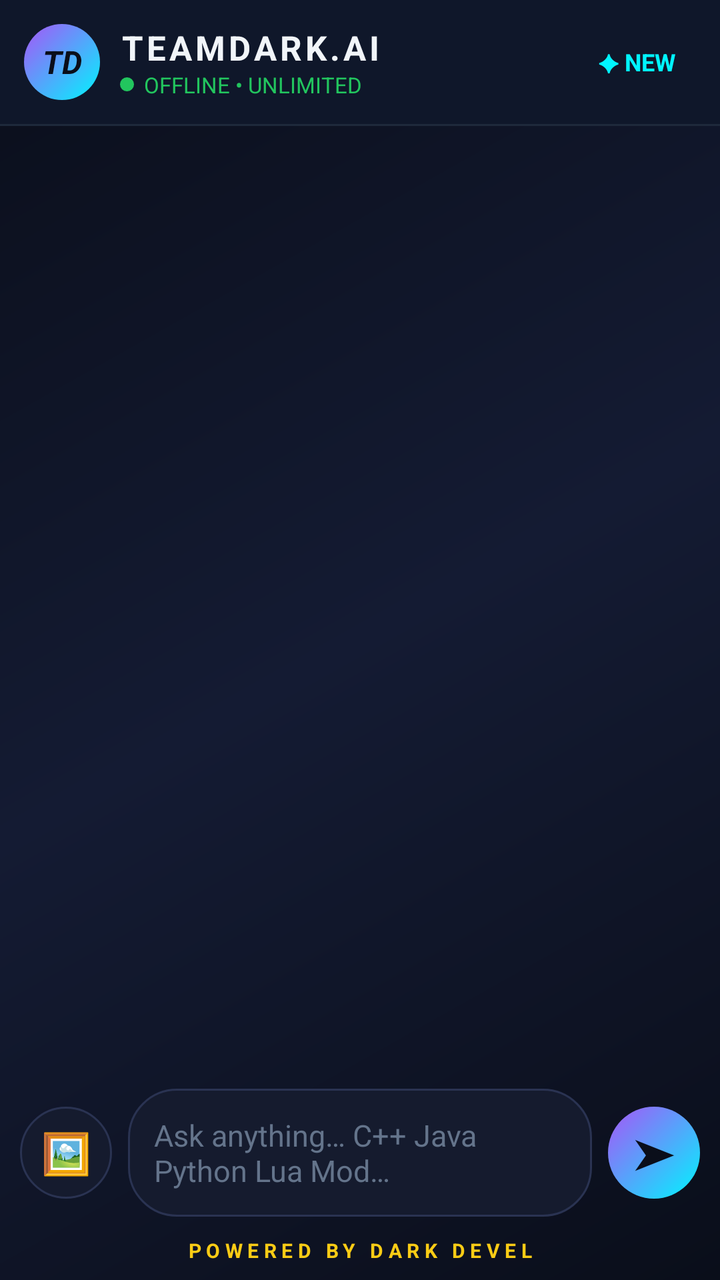
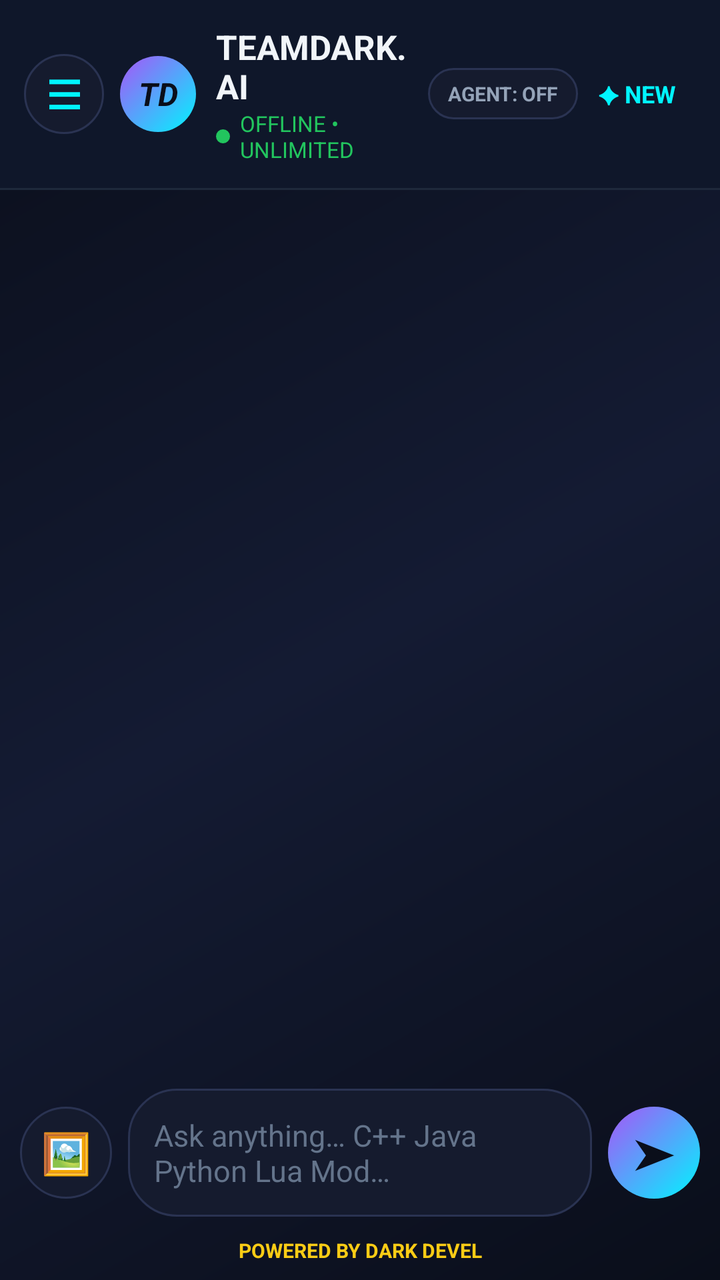

Before-and-after screenshots of an Android layout around one commit, followed by the original layout XML and the change that was made.
<!-- AndroidManifest.xml: application theme Theme.TeamDarkAI -->
<!-- res/layout/activity_main.xml -->
<?xml version="1.0" encoding="utf-8"?>
<LinearLayout xmlns:android="http://schemas.android.com/apk/res/android"
    android:layout_width="match_parent"
    android:layout_height="match_parent"
    android:background="@drawable/bg_main"
    android:orientation="vertical">

    
    <LinearLayout
        android:layout_width="match_parent"
        android:layout_height="wrap_content"
        android:gravity="center_vertical"
        android:orientation="horizontal"
        android:padding="12dp"
        android:background="#0F172A">

        <TextView
            android:layout_width="38dp"
            android:layout_height="38dp"
            android:gravity="center"
            android:text="TD"
            android:textStyle="bold|italic"
            android:textSize="16sp"
            android:textColor="#0A0E1A"
            android:background="@drawable/btn_send" />

        <LinearLayout
            android:layout_width="0dp"
            android:layout_height="wrap_content"
            android:layout_weight="1"
            android:layout_marginStart="10dp"
            android:orientation="vertical">

            <TextView
                android:layout_width="wrap_content"
                android:layout_height="wrap_content"
                android:text="TEAMDARK.AI"
                android:textStyle="bold"
                android:textSize="17sp"
                android:textColor="#F1F5F9"
                android:letterSpacing="0.1" />

            <LinearLayout
                android:layout_width="wrap_content"
                android:layout_height="wrap_content"
                android:gravity="center_vertical"
                android:orientation="horizontal">

                <View
                    android:layout_width="7dp"
                    android:layout_height="7dp"
                    android:background="@drawable/dot_online" />

                <TextView
                    android:layout_width="wrap_content"
                    android:layout_height="wrap_content"
                    android:layout_marginStart="5dp"
                    android:text="OFFLINE • UNLIMITED"
                    android:textSize="11sp"
                    android:textColor="#22C55E" />
            </LinearLayout>
        </LinearLayout>

        <TextView
            android:id="@+id/btnClear"
            android:layout_width="wrap_content"
            android:layout_height="wrap_content"
            android:padding="10dp"
            android:text="✦ NEW"
            android:textSize="12sp"
            android:textStyle="bold"
            android:textColor="#00F5FF" />
    </LinearLayout>

    <View
        android:layout_width="match_parent"
        android:layout_height="1dp"
        android:background="#1E293B" />

    
    <HorizontalScrollView
        android:layout_width="match_parent"
        android:layout_height="wrap_content"
        android:paddingTop="8dp"
        android:paddingBottom="4dp"
        android:scrollbars="none">

        <LinearLayout
            android:id="@+id/chipRow"
            android:layout_width="wrap_content"
            android:layout_height="wrap_content"
            android:orientation="horizontal"
            android:paddingStart="12dp"
            android:paddingEnd="12dp" />
    </HorizontalScrollView>

    
    <androidx.recyclerview.widget.RecyclerView
        android:id="@+id/recycler"
        android:layout_width="match_parent"
        android:layout_height="0dp"
        android:layout_weight="1"
        android:clipToPadding="false"
        android:padding="12dp" />

    
    <LinearLayout
        android:id="@+id/previewBox"
        android:layout_width="match_parent"
        android:layout_height="wrap_content"
        android:visibility="gone"
        android:gravity="center_vertical"
        android:orientation="horizontal"
        android:paddingStart="12dp"
        android:paddingEnd="12dp"
        android:paddingBottom="6dp">

        <ImageView
            android:id="@+id/previewImg"
            android:layout_width="56dp"
            android:layout_height="56dp"
            android:scaleType="centerCrop"
            android:background="@drawable/bg_input" />

        <TextView
            android:layout_width="0dp"
            android:layout_height="wrap_content"
            android:layout_weight="1"
            android:layout_marginStart="8dp"
            android:text="Photo attached — send ke sath AI ko jayegi"
            android:textSize="12sp"
            android:textColor="#94A3B8" />

        <TextView
            android:id="@+id/btnRemoveImg"
            android:layout_width="wrap_content"
            android:layout_height="wrap_content"
            android:padding="10dp"
            android:text="✕"
            android:textSize="16sp"
            android:textColor="#EC4899" />
    </LinearLayout>

    
    <LinearLayout
        android:layout_width="match_parent"
        android:layout_height="wrap_content"
        android:gravity="center_vertical"
        android:orientation="horizontal"
        android:padding="10dp">

        <TextView
            android:id="@+id/btnGallery"
            android:layout_width="46dp"
            android:layout_height="46dp"
            android:gravity="center"
            android:text="🖼"
            android:textSize="20sp"
            android:background="@drawable/bg_input"
            android:textColor="#F1F5F9" />

        <EditText
            android:id="@+id/input"
            android:layout_width="0dp"
            android:layout_height="wrap_content"
            android:layout_weight="1"
            android:layout_marginStart="8dp"
            android:layout_marginEnd="8dp"
            android:background="@drawable/bg_input"
            android:hint="@string/hint_type"
            android:textColor="#F1F5F9"
            android:textColorHint="#64748B"
            android:padding="13dp"
            android:textSize="15sp"
            android:maxLines="5"
            android:inputType="textMultiLine|textCapSentences" />

        <TextView
            android:id="@+id/btnSend"
            android:layout_width="46dp"
            android:layout_height="46dp"
            android:gravity="center"
            android:text="➤"
            android:textSize="20sp"
            android:textStyle="bold"
            android:textColor="#0A0E1A"
            android:background="@drawable/btn_send" />
    </LinearLayout>

    <TextView
        android:layout_width="match_parent"
        android:layout_height="wrap_content"
        android:gravity="center"
        android:paddingBottom="8dp"
        android:text="POWERED BY DARK DEVEL"
        android:textSize="10sp"
        android:textStyle="bold"
        android:textColor="#FACC15"
        android:letterSpacing="0.25" />
</LinearLayout>
<!-- resources referenced by this layout -->
<resources>
  <!-- drawable bg_input (drawable) -->
  <?xml version="1.0" encoding="utf-8"?>
  <shape xmlns:android="http://schemas.android.com/apk/res/android" android:shape="rectangle">
      <solid android:color="#151B2E" />
      <corners android:radius="24dp" />
      <stroke android:width="1dp" android:color="#2A3352" />
  </shape>
  <!-- drawable bg_main (drawable) -->
  <?xml version="1.0" encoding="utf-8"?>
  <shape xmlns:android="http://schemas.android.com/apk/res/android" android:shape="rectangle">
      <gradient android:angle="135" android:startColor="#0A0E1A" android:centerColor="#141B33" android:endColor="#0A0E1A" android:type="linear" />
  </shape>
  <!-- drawable btn_send (drawable) -->
  <?xml version="1.0" encoding="utf-8"?>
  <shape xmlns:android="http://schemas.android.com/apk/res/android" android:shape="oval">
      <gradient android:angle="135" android:startColor="#00F5FF" android:endColor="#A855F7" android:type="linear" />
  </shape>
  <!-- drawable dot_online (drawable) -->
  <?xml version="1.0" encoding="utf-8"?>
  <shape xmlns:android="http://schemas.android.com/apk/res/android" android:shape="oval">
      <solid android:color="#22C55E" />
  </shape>
  <string name="hint_type">Ask anything… C++ Java Python Lua Mod…</string>
  <style name="Theme.TeamDarkAI" parent="Theme.MaterialComponents.DayNight.NoActionBar">
          <item name="colorPrimary">@color/neon_cyan</item>
          <item name="colorPrimaryVariant">@color/neon_purple</item>
          <item name="colorOnPrimary">@color/bg_deep</item>
          <item name="android:colorBackground">@color/bg_deep</item>
          <item name="colorSurface">@color/bg_card</item>
          <item name="colorOnSurface">@color/text_main</item>
          <item name="android:textColorPrimary">@color/text_main</item>
          <item name="android:textColorSecondary">@color/text_dim</item>
          <item name="android:windowBackground">@color/bg_deep</item>
          <item name="android:statusBarColor">@color/bg_deep</item>
          <item name="android:navigationBarColor">@color/bg_deep</item>
      </style>
  <color name="neon_cyan">#00F5FF</color>
  <color name="neon_purple">#A855F7</color>
  <color name="bg_deep">#0A0E1A</color>
  <color name="bg_card">#151B2E</color>
  <color name="text_main">#F1F5F9</color>
  <color name="text_dim">#94A3B8</color>
</resources>

<!-- the commit's change to res/layout/activity_main.xml (unified diff, before → after) -->
@@ -1,200 +1,285 @@
+<?xml version="1.0" encoding="utf-8"?>
+<androidx.drawerlayout.widget.DrawerLayout xmlns:android="http://schemas.android.com/apk/res/android"
+    xmlns:app="http://schemas.android.com/apk/res-auto"
+    android:id="@+id/drawer"
+    android:layout_width="match_parent"
+    android:layout_height="match_parent"
+    android:background="@drawable/bg_main">
+
+    
+    <LinearLayout
+        android:layout_width="match_parent"
+        android:layout_height="match_parent"
+        android:orientation="vertical">
+
+        <LinearLayout
+            android:layout_width="match_parent"
+            android:layout_height="wrap_content"
+            android:gravity="center_vertical"
+            android:orientation="horizontal"
+            android:padding="12dp"
+            android:background="#0F172A">
+
+            <TextView
+                android:id="@+id/btnMenu"
+                android:layout_width="40dp"
+                android:layout_height="40dp"
+                android:gravity="center"
+                android:text="☰"
+                android:textSize="20sp"
+                android:textStyle="bold"
+                android:textColor="#00F5FF"
+                android:background="@drawable/bg_input" />
+
+            <TextView
+                android:layout_width="38dp"
+                android:layout_height="38dp"
+                android:layout_marginStart="8dp"
+                android:gravity="center"
+                android:text="TD"
+                android:textStyle="bold|italic"
+                android:textSize="16sp"
+                android:textColor="#0A0E1A"
+                android:background="@drawable/btn_send" />
+
+            <LinearLayout
+                android:layout_width="0dp"
+                android:layout_height="wrap_content"
+                android:layout_weight="1"
+                android:layout_marginStart="10dp"
+                android:orientation="vertical">
+
+                <TextView
+                    android:layout_width="wrap_content"
+                    android:layout_height="wrap_content"
+                    android:text="TEAMDARK.AI"
+                    android:textStyle="bold"
+                    android:textSize="17sp"
+                    android:textColor="#F1F5F9" />
+
+                <LinearLayout
+                    android:layout_width="wrap_content"
+                    android:layout_height="wrap_content"
+                    android:gravity="center_vertical"
+                    android:orientation="horizontal">
+
+                    <View
+                        android:layout_width="7dp"
+                        android:layout_height="7dp"
+                        android:background="@drawable/dot_online" />
+
+                    <TextView
+                        android:id="@+id/statusLine"
+                        android:layout_width="wrap_content"
+                        android:layout_height="wrap_content"
+                        android:layout_marginStart="5dp"
+                        android:text="OFFLINE • UNLIMITED"
+                        android:textSize="11sp"
+                        android:textColor="#22C55E" />
+                </LinearLayout>
+            </LinearLayout>
+
+            <TextView
+                android:id="@+id/agentBadge"
+                android:layout_width="wrap_content"
+                android:layout_height="wrap_content"
+                android:paddingStart="10dp"
+                android:paddingEnd="10dp"
+                android:paddingTop="6dp"
+                android:paddingBottom="6dp"
+                android:text="AGENT: OFF"
+                android:textSize="10sp"
+                android:textStyle="bold"
+                android:textColor="#94A3B8"
+                android:background="@drawable/bg_input" />
+
+            <TextView
+                android:id="@+id/btnClear"
+                android:layout_width="wrap_content"
+                android:layout_height="wrap_content"
+                android:padding="10dp"
+                android:text="✦ NEW"
+                android:textSize="12sp"
+                android:textStyle="bold"
+                android:textColor="#00F5FF" />
+        </LinearLayout>
+
+        <View
+            android:layout_width="match_parent"
+            android:layout_height="1dp"
+            android:background="#1E293B" />
+
+        <HorizontalScrollView
+            android:layout_width="match_parent"
+            android:layout_height="wrap_content"
+            android:paddingTop="8dp"
+            android:paddingBottom="4dp"
+            android:scrollbars="none">
+
+            <LinearLayout
+                android:id="@+id/chipRow"
+                android:layout_width="wrap_content"
+                android:layout_height="wrap_content"
+                android:orientation="horizontal"
+                android:paddingStart="12dp"
+                android:paddingEnd="12dp" />
+        </HorizontalScrollView>
+
+        <androidx.recyclerview.widget.RecyclerView
+            android:id="@+id/recycler"
+            android:layout_width="match_parent"
+            android:layout_height="0dp"
+            android:layout_weight="1"
+            android:clipToPadding="false"
+            android:padding="12dp" />
+
+        <LinearLayout
+            android:id="@+id/previewBox"
+            android:layout_width="match_parent"
+            android:layout_height="wrap_content"
+            android:visibility="gone"
+            android:gravity="center_vertical"
+            android:orientation="horizontal"
+            android:paddingStart="12dp"
+            android:paddingEnd="12dp"
+            android:paddingBottom="6dp">
+
+            <ImageView
+                android:id="@+id/previewImg"
+                android:layout_width="56dp"
+                android:layout_height="56dp"
+                android:scaleType="centerCrop"
+                android:background="@drawable/bg_input" />
+
+            <TextView
+                android:layout_width="0dp"
+                android:layout_height="wrap_content"
+                android:layout_weight="1"
+                android:layout_marginStart="8dp"
+                android:text="Photo attached — send ke sath AI ko jayegi"
+                android:textSize="12sp"
+                android:textColor="#94A3B8" />
+
+            <TextView
+                android:id="@+id/btnRemoveImg"
+                android:layout_width="wrap_content"
+                android:layout_height="wrap_content"
+                android:padding="10dp"
+                android:text="✕"
+                android:textSize="16sp"
+                android:textColor="#EC4899" />
+        </LinearLayout>
+
+        <LinearLayout
+            android:layout_width="match_parent"
+            android:layout_height="wrap_content"
+            android:gravity="center_vertical"
+            android:orientation="horizontal"
+            android:padding="10dp">
+
+            <TextView
+                android:id="@+id/btnGallery"
+                android:layout_width="46dp"
+                android:layout_height="46dp"
+                android:gravity="center"
+                android:text="🖼"
+                android:textSize="20sp"
+                android:background="@drawable/bg_input"
+                android:textColor="#F1F5F9" />
+
+            <EditText
+                android:id="@+id/input"
+                android:layout_width="0dp"
+                android:layout_height="wrap_content"
+                android:layout_weight="1"
+                android:layout_marginStart="8dp"
+                android:layout_marginEnd="8dp"
+                android:background="@drawable/bg_input"
+                android:hint="Ask anything… C++ Java Python Lua Mod…"
+                android:textColor="#F1F5F9"
+                android:textColorHint="#64748B"
+                android:padding="13dp"
+                android:textSize="15sp"
+                android:maxLines="5"
+                android:inputType="textMultiLine|textCapSentences" />
+
+            <TextView
+                android:id="@+id/btnSend"
+                android:layout_width="46dp"
+                android:layout_height="46dp"
+                android:gravity="center"
+                android:text="➤"
+                android:textSize="20sp"
+                android:textStyle="bold"
+                android:textColor="#0A0E1A"
+                android:background="@drawable/btn_send" />
+        </LinearLayout>
+
+        <TextView
+            android:layout_width="match_parent"
+            android:layout_height="wrap_content"
+            android:gravity="center"
+            android:paddingBottom="8dp"
+            android:text="POWERED BY DARK DEVEL"
+            android:textSize="10sp"
+            android:textStyle="bold"
+            android:textColor="#FACC15" />
+    </LinearLayout>
+
+    <com.google.android.material.navigation.NavigationView
+        android:id="@+id/navView"
+        android:layout_width="wrap_content"
+        android:layout_height="match_parent"
+        android:layout_gravity="start"
+        android:background="#0B1120"
+        app:headerLayout="@layout/nav_header"
+        app:menu="@menu/drawer_menu"
+        app:itemTextColor="#F1F5F9"
+        app:itemIconTint="#00F5FF" />
+</androidx.drawerlayout.widget.DrawerLayout>
+<!-- res/layout/nav_header.xml (included above) -->
 <?xml version="1.0" encoding="utf-8"?>
 <LinearLayout xmlns:android="http://schemas.android.com/apk/res/android"
     android:layout_width="match_parent"
-    android:layout_height="match_parent"
-    android:background="@drawable/bg_main"
-    android:orientation="vertical">
-
-    
-    <LinearLayout
-        android:layout_width="match_parent"
+    android:layout_height="wrap_content"
+    android:orientation="vertical"
+    android:padding="20dp"
+    android:background="#0F172A">
+
+    <TextView
+        android:layout_width="52dp"
+        android:layout_height="52dp"
+        android:gravity="center"
+        android:text="TD"
+        android:textStyle="bold|italic"
+        android:textSize="20sp"
+        android:textColor="#0A0E1A"
+        android:background="@drawable/btn_send" />
+
+    <TextView
+        android:layout_width="wrap_content"
         android:layout_height="wrap_content"
-        android:gravity="center_vertical"
-        android:orientation="horizontal"
-        android:padding="12dp"
-        android:background="#0F172A">
-
-        <TextView
-            android:layout_width="38dp"
-            android:layout_height="38dp"
-            android:gravity="center"
-            android:text="TD"
-            android:textStyle="bold|italic"
-            android:textSize="16sp"
-            android:textColor="#0A0E1A"
-            android:background="@drawable/btn_send" />
-
-        <LinearLayout
-            android:layout_width="0dp"
-            android:layout_height="wrap_content"
-            android:layout_weight="1"
-            android:layout_marginStart="10dp"
-            android:orientation="vertical">
-
-            <TextView
-                android:layout_width="wrap_content"
-                android:layout_height="wrap_content"
-                android:text="TEAMDARK.AI"
-                android:textStyle="bold"
-                android:textSize="17sp"
-                android:textColor="#F1F5F9"
-                android:letterSpacing="0.1" />
-
-            <LinearLayout
-                android:layout_width="wrap_content"
-                android:layout_height="wrap_content"
-                android:gravity="center_vertical"
-                android:orientation="horizontal">
-
-                <View
-                    android:layout_width="7dp"
-                    android:layout_height="7dp"
-                    android:background="@drawable/dot_online" />
-
-                <TextView
-                    android:layout_width="wrap_content"
-                    android:layout_height="wrap_content"
-                    android:layout_marginStart="5dp"
-                    android:text="OFFLINE • UNLIMITED"
-                    android:textSize="11sp"
-                    android:textColor="#22C55E" />
-            </LinearLayout>
-        </LinearLayout>
-
-        <TextView
-            android:id="@+id/btnClear"
-            android:layout_width="wrap_content"
-            android:layout_height="wrap_content"
-            android:padding="10dp"
-            android:text="✦ NEW"
-            android:textSize="12sp"
-            android:textStyle="bold"
-            android:textColor="#00F5FF" />
-    </LinearLayout>
-
-    <View
-        android:layout_width="match_parent"
-        android:layout_height="1dp"
-        android:background="#1E293B" />
-
-    
-    <HorizontalScrollView
-        android:layout_width="match_parent"
+        android:layout_marginTop="10dp"
+        android:text="TEAMDARK.AI"
+        android:textStyle="bold"
+        android:textSize="18sp"
+        android:textColor="#F1F5F9" />
+
+    <TextView
+        android:id="@+id/navStatus"
+        android:layout_width="wrap_content"
         android:layout_height="wrap_content"
-        android:paddingTop="8dp"
-        android:paddingBottom="4dp"
-        android:scrollbars="none">
-
-        <LinearLayout
-            android:id="@+id/chipRow"
-            android:layout_width="wrap_content"
-            android:layout_height="wrap_content"
-            android:orientation="horizontal"
-            android:paddingStart="12dp"
-            android:paddingEnd="12dp" />
-    </HorizontalScrollView>
-
-    
-    <androidx.recyclerview.widget.RecyclerView
-        android:id="@+id/recycler"
-        android:layout_width="match_parent"
-        android:layout_height="0dp"
-        android:layout_weight="1"
-        android:clipToPadding="false"
-        android:padding="12dp" />
-
-    
-    <LinearLayout
-        android:id="@+id/previewBox"
-        android:layout_width="match_parent"
+        android:layout_marginTop="4dp"
+        android:text="OFFLINE • FREE"
+        android:textSize="12sp"
+        android:textColor="#22C55E" />
+
+    <TextView
+        android:layout_width="wrap_content"
         android:layout_height="wrap_content"
-        android:visibility="gone"
-        android:gravity="center_vertical"
-        android:orientation="horizontal"
-        android:paddingStart="12dp"
-        android:paddingEnd="12dp"
-        android:paddingBottom="6dp">
-
-        <ImageView
-            android:id="@+id/previewImg"
-            android:layout_width="56dp"
-            android:layout_height="56dp"
-            android:scaleType="centerCrop"
-            android:background="@drawable/bg_input" />
-
-        <TextView
-            android:layout_width="0dp"
-            android:layout_height="wrap_content"
-            android:layout_weight="1"
-            android:layout_marginStart="8dp"
-            android:text="Photo attached — send ke sath AI ko jayegi"
-            android:textSize="12sp"
-            android:textColor="#94A3B8" />
-
-        <TextView
-            android:id="@+id/btnRemoveImg"
-            android:layout_width="wrap_content"
-            android:layout_height="wrap_content"
-            android:padding="10dp"
-            android:text="✕"
-            android:textSize="16sp"
-            android:textColor="#EC4899" />
-    </LinearLayout>
-
-    
-    <LinearLayout
-        android:layout_width="match_parent"
-        android:layout_height="wrap_content"
-        android:gravity="center_vertical"
-        android:orientation="horizontal"
-        android:padding="10dp">
-
-        <TextView
-            android:id="@+id/btnGallery"
-            android:layout_width="46dp"
-            android:layout_height="46dp"
-            android:gravity="center"
-            android:text="🖼"
-            android:textSize="20sp"
-            android:background="@drawable/bg_input"
-            android:textColor="#F1F5F9" />
-
-        <EditText
-            android:id="@+id/input"
-            android:layout_width="0dp"
-            android:layout_height="wrap_content"
-            android:layout_weight="1"
-            android:layout_marginStart="8dp"
-            android:layout_marginEnd="8dp"
-            android:background="@drawable/bg_input"
-            android:hint="@string/hint_type"
-            android:textColor="#F1F5F9"
-            android:textColorHint="#64748B"
-            android:padding="13dp"
-            android:textSize="15sp"
-            android:maxLines="5"
-            android:inputType="textMultiLine|textCapSentences" />
-
-        <TextView
-            android:id="@+id/btnSend"
-            android:layout_width="46dp"
-            android:layout_height="46dp"
-            android:gravity="center"
-            android:text="➤"
-            android:textSize="20sp"
-            android:textStyle="bold"
-            android:textColor="#0A0E1A"
-            android:background="@drawable/btn_send" />
-    </LinearLayout>
-
-    <TextView
-        android:layout_width="match_parent"
-        android:layout_height="wrap_content"
-        android:gravity="center"
-        android:paddingBottom="8dp"
+        android:layout_marginTop="6dp"
         android:text="POWERED BY DARK DEVEL"
         android:textSize="10sp"
         android:textStyle="bold"
-        android:textColor="#FACC15"
-        android:letterSpacing="0.25" />
+        android:textColor="#FACC15" />
 </LinearLayout>
<!-- resource entries referenced after the edit -->
@@ -22,7 +22,6 @@
   <shape xmlns:android="http://schemas.android.com/apk/res/android" android:shape="oval">
       <solid android:color="#22C55E" />
   </shape>
-  <string name="hint_type">Ask anything… C++ Java Python Lua Mod…</string>
   <style name="Theme.TeamDarkAI" parent="Theme.MaterialComponents.DayNight.NoActionBar">
           <item name="colorPrimary">@color/neon_cyan</item>
           <item name="colorPrimaryVariant">@color/neon_purple</item>
